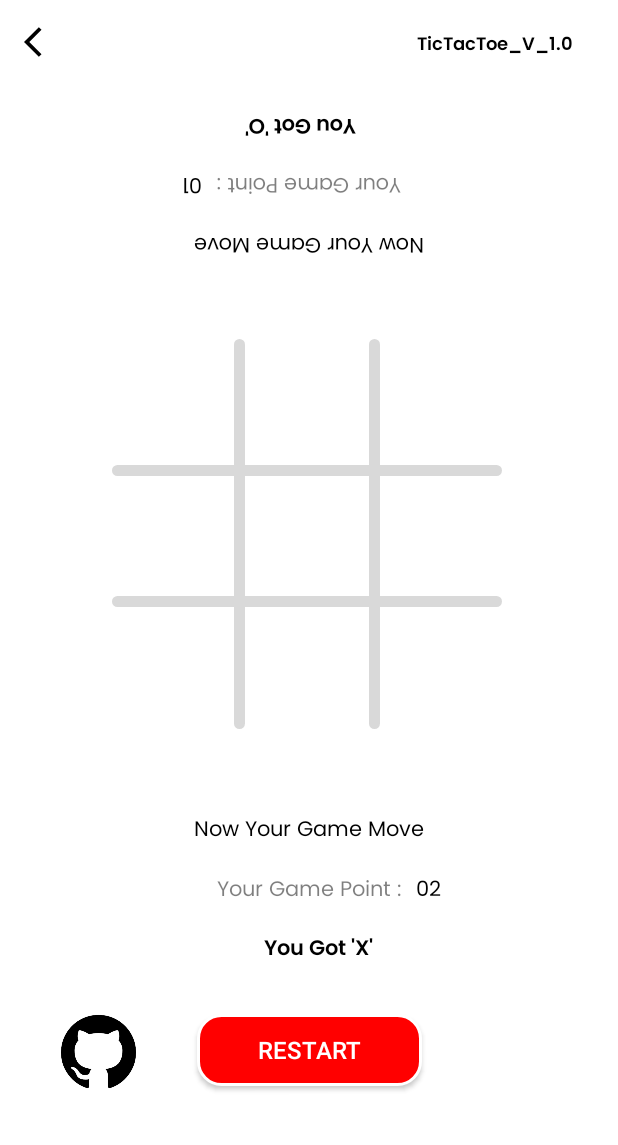
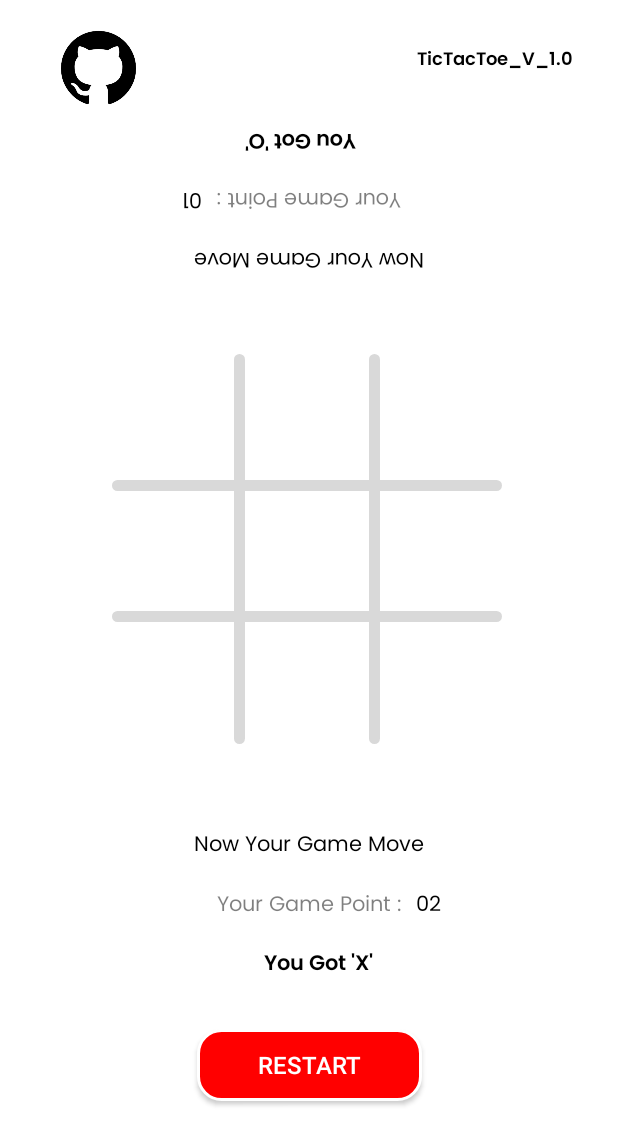
Before and after one commit to joymridha2004/TicTacToe_Java_Application, an Android app: the layout activity_game.xml on its own in the app's theme, with its tools: preview values and no code run, on a phone screen of 412 x 824 dp. Shown: the top 1145 px of the screen. Run offline under Robolectric (Android 15) with nearby library versions, the phone set to English and light mode, and no system bars.

Commit message:
Change ui

```diff
--- a/app/src/main/res/layout/activity_game.xml
+++ b/app/src/main/res/layout/activity_game.xml
@@ -10,22 +10,11 @@
         android:layout_width="match_parent"
         android:layout_height="match_parent">
 
-
-        <androidx.appcompat.widget.Toolbar
-            android:id="@+id/Game_Activity_Toolbar"
-            android:layout_width="match_parent"
-            android:layout_height="wrap_content"
-            android:elevation="5dp"
-            app:layout_constraintEnd_toEndOf="parent"
-            app:layout_constraintStart_toStartOf="parent"
-            app:layout_constraintTop_toTopOf="parent"
-            app:navigationIcon="@drawable/back_icon" />
-
         <TextView
             android:id="@+id/Game_Activity_Version_TV"
             android:layout_width="wrap_content"
             android:layout_height="wrap_content"
-            android:layout_marginTop="20dp"
+            android:layout_marginTop="30dp"
             android:layout_marginEnd="30dp"
             android:fontFamily="@font/poppins_semibold"
             android:text="@string/version"
@@ -44,7 +33,7 @@
             android:src="@drawable/github"
             app:layout_constraintEnd_toStartOf="@+id/Game_Activity_Restart_Button"
             app:layout_constraintStart_toStartOf="parent"
-            app:layout_constraintTop_toBottomOf="@+id/Player1st_Got_TV" />
+            app:layout_constraintTop_toTopOf="parent" />
 
         <TextView
             android:id="@+id/Game_Activity_2nd_Player_Score_Text_View"
@@ -65,7 +54,7 @@
             android:id="@+id/Player2nd_Got_TV"
             android:layout_width="wrap_content"
             android:layout_height="40dp"
-            android:layout_marginTop="60dp"
+            android:layout_marginTop="70dp"
             android:fontFamily="@font/poppins_semibold"
             android:paddingStart="12dp"
             android:paddingTop="5dp"
--- a/app/src/main/res/layout/quit_dialog_box.xml
+++ b/app/src/main/res/layout/quit_dialog_box.xml
@@ -53,7 +53,7 @@
         android:layout_marginTop="0dp"
         android:layout_marginEnd="60dp"
         android:fontFamily="@font/poppins_semibold"
-        android:text="seriously  Quit the"
+        android:text="seriously we want to"
         android:textColor="@color/black"
         android:textSize="18sp"
         app:layout_constraintEnd_toEndOf="parent"
@@ -69,7 +69,7 @@
         android:layout_marginTop="0dp"
         android:layout_marginEnd="60dp"
         android:fontFamily="@font/poppins_semibold"
-        android:text="game"
+        android:text="Restart the game"
         android:textColor="@color/black"
         android:textSize="18sp"
         app:layout_constraintEnd_toEndOf="parent"
```
Also changed, not shown: app/src/main/java/com/example/tictactoe/Game_Activity.java (+44 -59 lines).
